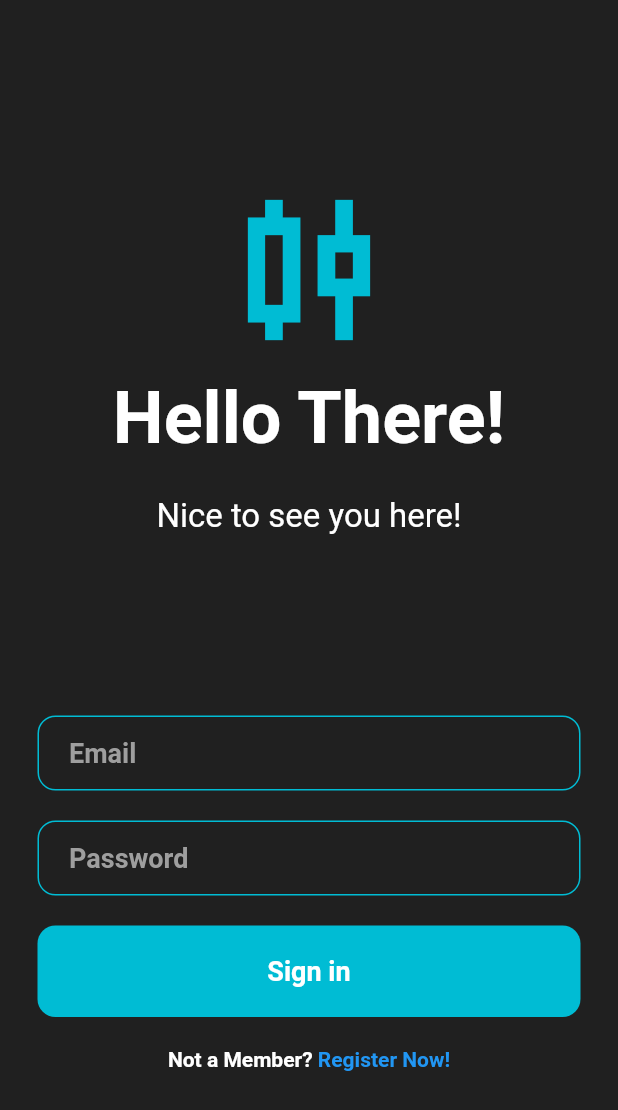
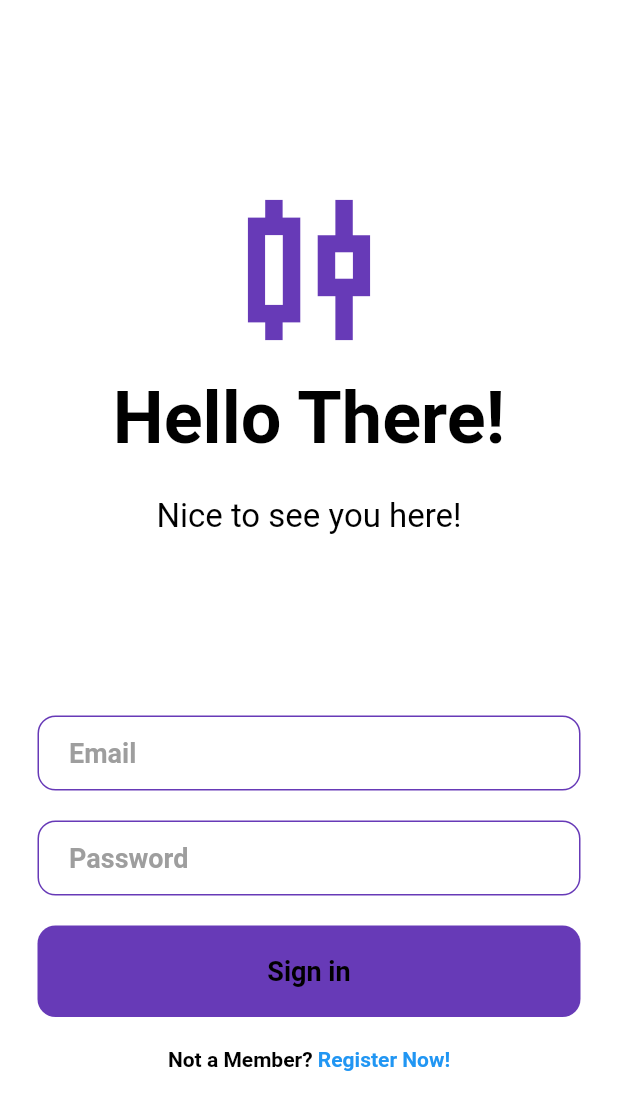
Before and after one commit to Tom0603/WalletTree, a Flutter app: the screen it shows after launch, on a phone screen of 412 x 824 dp. Shown: the top 1110 px of the screen. Run offline on Flutter 3.47's test engine with Material 2 defaults, Android fonts, the phone set to English and light mode, and no system bars; our stand-ins replace syncfusion_flutter_charts; Roboto replaces fonts that are missing (Proxima Nova).

Commit message:
reworked color palette

```diff
--- a/frontend/lib/main.dart
+++ b/frontend/lib/main.dart
@@ -1,6 +1,7 @@
 import 'package:flutter/material.dart';
+
+import 'package:frontend/pages/login_page.dart';
 import 'package:frontend/theme/custom_themes.dart';
-import 'pages/login_page.dart';
 
 void main() {
   runApp(const MyApp());
@@ -15,7 +16,7 @@ class MyApp extends StatelessWidget {
       debugShowCheckedModeBanner: false,
       theme: CustomAppTheme.lightTheme,
       darkTheme: CustomAppTheme.darkTheme,
-      themeMode: ThemeMode.dark,
+      //themeMode: ThemeMode.light,
       home: const LoginScreen(),
     );
   }
--- a/frontend/lib/pages/components/sidebar.dart
+++ b/frontend/lib/pages/components/sidebar.dart
@@ -1,5 +1,5 @@
 import 'package:flutter/material.dart';
-import 'package:frontend/pages/dashboard_page.dart';
+
 import 'package:frontend/util/constants.dart';
 
 class SideBar extends StatelessWidget {
--- a/frontend/lib/pages/login_page.dart
+++ b/frontend/lib/pages/login_page.dart
@@ -1,7 +1,6 @@
 import 'package:flutter/material.dart';
+
 import 'package:frontend/pages/builder_pages/dashboard_builder.dart';
-import 'package:frontend/pages/dashboard_page.dart';
-import 'package:frontend/theme/custom_themes.dart';
 
 class LoginScreen extends StatefulWidget {
   const LoginScreen({Key? key}) : super(key: key);
--- a/frontend/lib/theme/custom_themes.dart
+++ b/frontend/lib/theme/custom_themes.dart
@@ -8,15 +8,19 @@ const colorGrey = Colors.grey;
 /// Color constants for Light Theme
 const colorPrimaryLight = Colors.deepPurple;
 //const colorPrimaryLight = Colors.cyan;
-const colorBackgroundLight = Color(0xFFE0E0E0);
+const colorBackgroundLight = Colors.white;
+//const colorBackgroundLight = Color(0xFFE0E0E0);
 const colorShadowLight = Colors.white24;
-const colorNavBarLight = Colors.black;
+const colorNavBarLight = Colors.white;
+const colorSideBarLight = Colors.white54;
 
 /// Color constants for Dark Theme
-const colorPrimaryDark = Colors.cyan;
-const colorBackgroundDark = Color.fromARGB(255, 32, 32, 32);
+//const colorPrimaryDark = Colors.cyanAccent;
+const colorPrimaryDark = Colors.deepPurple;
+const colorBackgroundDark = Color.fromARGB(255, 15, 15, 15);
 const colorShadowDark = Colors.black12;
-const colorNavBarDark = Colors.white;
+const colorNavBarDark = Colors.black;
+const colorSideBarDark = Color.fromARGB(255, 25, 25, 25);
 
 /// Contains all the theming for LightTheme
 class CustomAppTheme {
@@ -29,12 +33,12 @@ class CustomAppTheme {
 
       // Theming for Drawer
       drawerTheme: const DrawerThemeData(
-        backgroundColor: colorBackgroundLight,
+        backgroundColor: colorSideBarLight,
       ),
 
       // Theming for AppBar
       appBarTheme: const AppBarTheme(
-        backgroundColor: colorBackgroundLight,
+        backgroundColor: colorSideBarLight,
         centerTitle: true,
       ),
 
@@ -72,7 +76,7 @@ class CustomAppTheme {
           fontFamily: "Proxima Nova",
           fontSize: 18,
           fontWeight: FontWeight.bold,
-          color:  colorBlack,
+          color: colorBlack,
         ),
         caption: TextStyle(
           fontFamily: "Proxima Nova",
@@ -95,12 +99,12 @@ class CustomAppTheme {
 
       // Theming for Drawer
       drawerTheme: const DrawerThemeData(
-        backgroundColor: colorBackgroundDark,
+        backgroundColor: colorSideBarDark,
       ),
 
       // Theming for AppBar
       appBarTheme: const AppBarTheme(
-        backgroundColor: colorBackgroundDark,
+        backgroundColor: colorSideBarDark,
         centerTitle: true,
       ),
 
```
